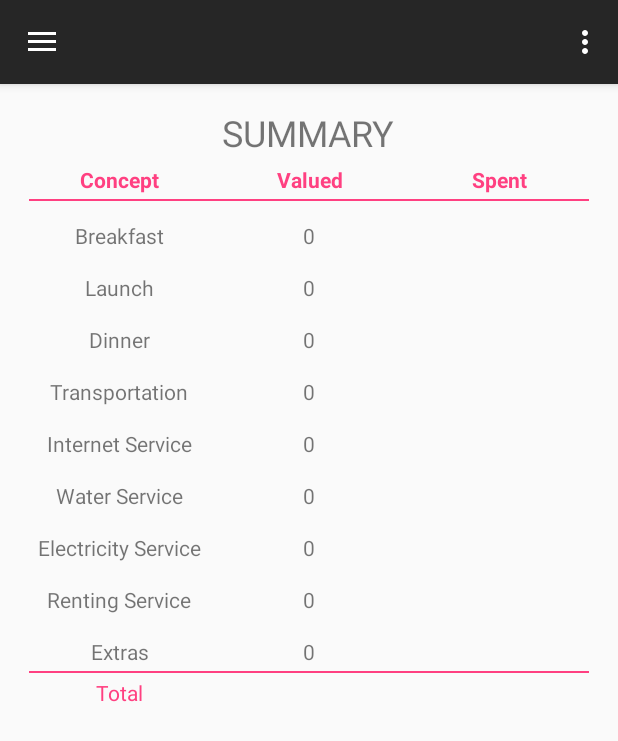
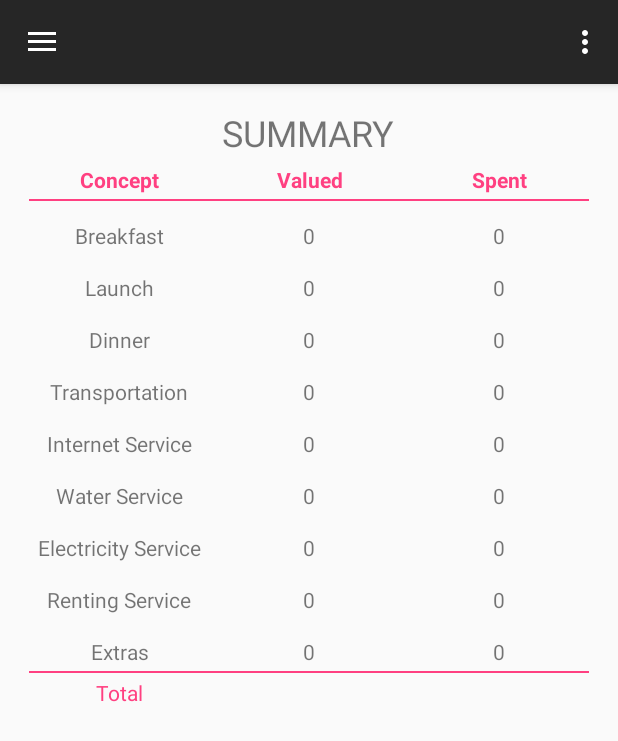
Before and after one commit to Renki27/Saver, an Android app: the MainActivity screen opened directly, with no data from a screen before it, on a phone screen of 412 x 824 dp. Shown: the top 741 px of the screen. Run offline under Robolectric (Android 15) with nearby library versions, the phone set to English and light mode, and no system bars; our stand-ins replace Picasso; libraries missing offline, so code that uses them is left out: com.prolificinteractive.materialcalendarview; pictures from the network do not load.

Commit message:
spent values

```diff
--- a/app/src/main/java/com/firecaster/saver/MainActivity.java
+++ b/app/src/main/java/com/firecaster/saver/MainActivity.java
@@ -95,9 +95,11 @@ public class MainActivity extends AppCompatActivity
         setTextView();
 
         defTextView();
+
+        addSpent();
     }
 
-
+    //setea valores previstos para los gastos
     public void defTextView() {
         SharedPreferences sp = getSharedPreferences(VALUED_FILE, 0);
 
@@ -123,6 +125,35 @@ public class MainActivity extends AppCompatActivity
         Prev_val_7.setText(Integer.toString(electricity));
         Prev_val_8.setText(Integer.toString(renting));
         Prev_val_9.setText(Integer.toString(extras));
+
+
+
+
+    }
+
+    //agregar valores gastados hasta la fecha
+    public  void addSpent(){
+        SharedPreferences sp = getSharedPreferences(SPENT_FILE, 0);
+
+        int extras = sp.getInt("extras", 0);
+        int breakfast = sp.getInt("breakfast", 0);
+        int launch = sp.getInt("launch", 0);
+        int dinner = sp.getInt("dinner", 0);
+        int trans = sp.getInt("transportation", 0);
+        int inter = sp.getInt( "internet", 0);
+        int water = sp.getInt("water", 0);
+        int elect = sp.getInt("electricity", 0);
+        int rent =  sp.getInt("renting", 0);
+
+        real_val1.setText(Integer.toString(breakfast));
+        real_val2.setText(Integer.toString(launch));
+        real_val3.setText(Integer.toString(dinner));
+        real_val4.setText(Integer.toString(trans));
+        real_val5.setText(Integer.toString(inter));
+        real_val6.setText(Integer.toString(water));
+        real_val7.setText(Integer.toString(elect));
+        real_val8.setText(Integer.toString(rent));
+        real_val9.setText(Integer.toString(extras));
 
     }
 
```
